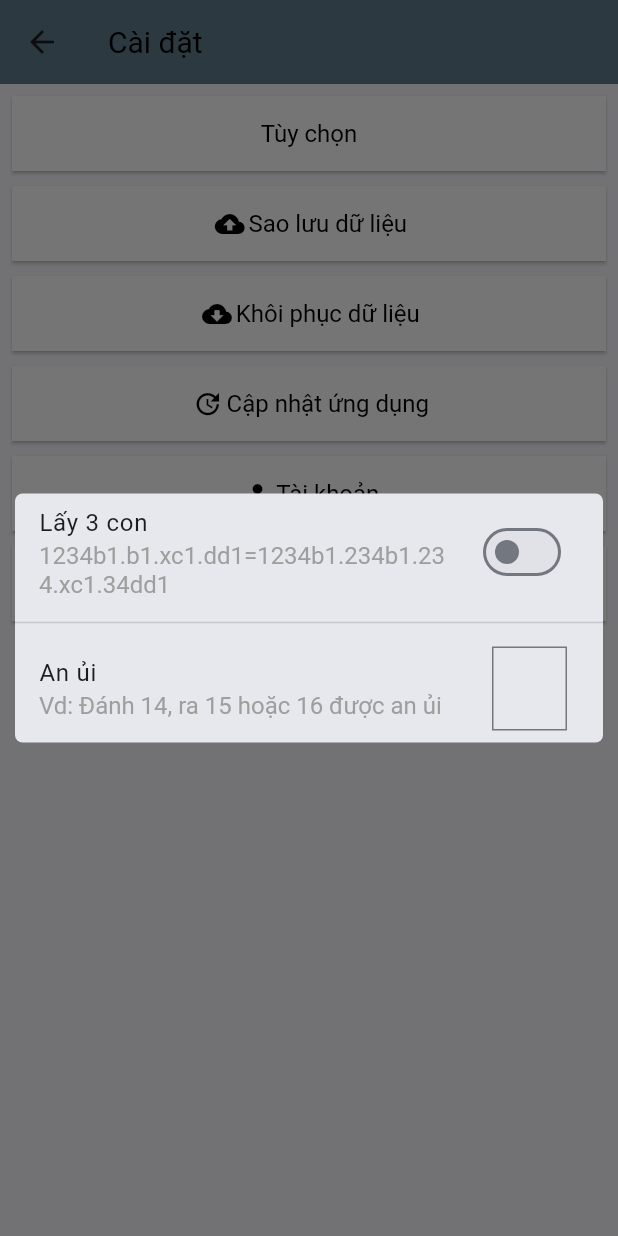
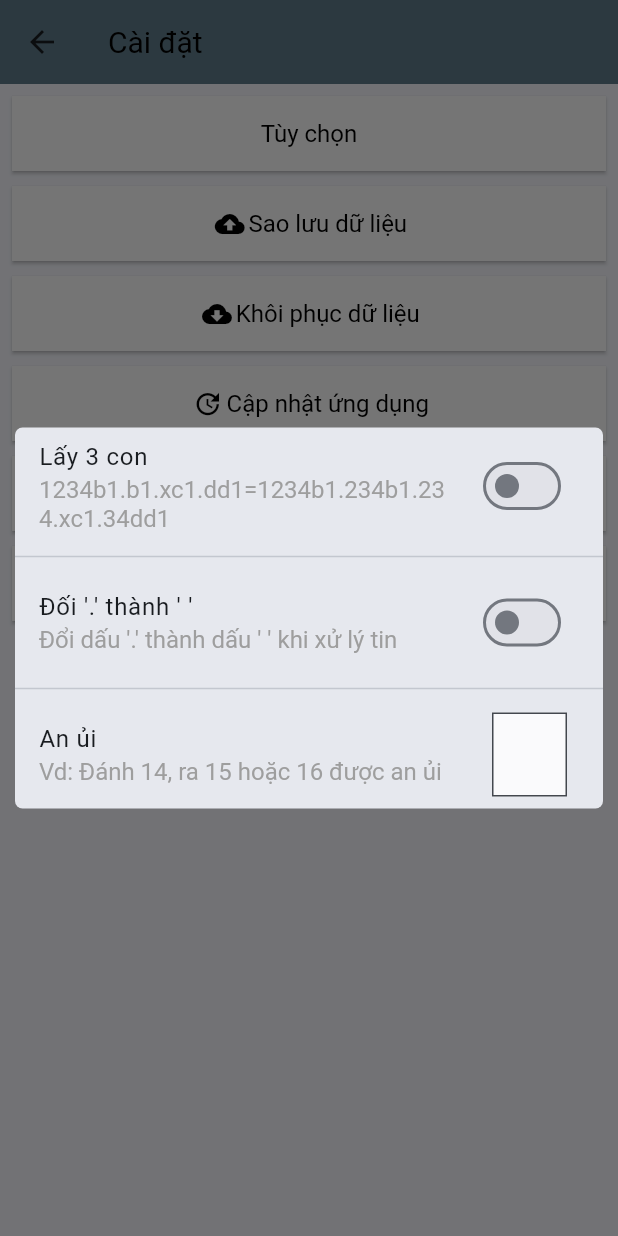
Before and after one commit to Toi1452002/app_sd, a Flutter app: the V_CaiDat screen opened by its route, after a tap on "Tùy chọn", on a phone screen of 412 x 824 dp. Run offline on Flutter 3.47's test engine with Material 3 defaults, Android fonts, the phone set to English and light mode, and no system bars; our stand-ins replace device_info_plus, flutter_easyloading, get, get_storage, open_filex, package_info_plus and 3 more; missing offline and left inert: flutter_sms_inbox; accounts and stored records are empty.

Commit message:
edit ios

```diff
--- a/lib/controllers/ctl_caidat.dart
+++ b/lib/controllers/ctl_caidat.dart
@@ -5,6 +5,7 @@ import 'package:flutter/cupertino.dart';
 import 'package:flutter/foundation.dart';
 import 'package:flutter_easyloading/flutter_easyloading.dart';
 import 'package:get/get.dart';
+import 'package:get_storage/get_storage.dart';
 import 'package:permission_handler/permission_handler.dart';
 import 'package:sd_pmn/config/server.dart';
 import 'package:sd_pmn/controllers/ctl_khach.dart';
@@ -24,7 +25,14 @@ class Ctl_CaiDat extends GetxController {
   bool get kXc => _kXc.value;
 
   set kXc(bool b) => _kXc.value = b;
-  final txt_Anui = TextEditingController();
+  final txtAnui = TextEditingController();
+
+  final RxBool _bdoiDauCach = false.obs;
+  bool get bDoiDauCach => _bdoiDauCach.value;
+  set bDoiDauCach(bool value){
+    _bdoiDauCach.value = value;
+    GetStorage().write('bDoiDauCach', value);
+  }
 
   Ctl_CaiDat get to => Get.find();
 
@@ -40,8 +48,9 @@ class Ctl_CaiDat extends GetxController {
         tbName: 'T00_TuyChon', condition: "Ma in  ('kxc','au')");
     for (var x in data) {
       if (x['Ma'] == 'kxc') _kXc.value = x['GiaTri'].toString().toBool;
-      if (x['Ma'] == 'au') txt_Anui.text = x['GiaTri'].toString();
+      if (x['Ma'] == 'au') txtAnui.text = x['GiaTri'].toString();
     }
+    _bdoiDauCach.value =GetStorage().read('bDoiDauCach') ?? false;
   }
 
   onUpdateTuyChon(String Ma, var value) async {
--- a/lib/controllers/ctl_xuly.dart
+++ b/lib/controllers/ctl_xuly.dart
@@ -5,6 +5,7 @@ import 'dart:io';
 import 'package:flutter_easyloading/flutter_easyloading.dart';
 import 'package:flutter_sms_inbox/flutter_sms_inbox.dart';
 import 'package:get/get.dart';
+import 'package:get_storage/get_storage.dart';
 import 'package:intl/intl.dart';
 import 'package:sd_pmn/config/server.dart';
 import 'package:sd_pmn/controllers/clt_kqxs.dart';
@@ -85,9 +86,7 @@ class Ctl_Xuly extends GetxController{
   onKiemLoi() async{
     if(_tinController.value.text.isEmpty) { EasyLoading.showInfo("Chưa có tin!"); return; }
     EasyLoading.show(status: 'Đang xử lý',dismissOnTap: false,maskType: EasyLoadingMaskType.black);
-    String tin = _tinController.value.text;
-    tin = await hamXL(tin, _ngaylam.value, _mien.value[0]);
-    tin = await hamXL(tin, _ngaylam.value, _mien.value[0]);
+
     try {
       /** Xử lý tin **/
       String tin = _tinController.value.text;
@@ -121,7 +120,8 @@ class Ctl_Xuly extends GetxController{
       /** Update tinXL **/
       await db.updateCell(tbName: 'TXL_TinNhanCT',field: 'TinXL',condition: "TinNhanID = ${_matin.value}",value: tin);
       EasyLoading.dismiss();
-      _tinController.value.text = tin;
+      print(GetStorage().read('bDoiDauCach'));
+      _tinController.value.text = GetStorage().read('bDoiDauCach')??false ? tin.replaceAll('.', ' ') : tin;
     }catch(e){
       EasyLoading.showInfo(e.toString());
     }
@@ -146,7 +146,7 @@ class Ctl_Xuly extends GetxController{
       _mien.value = replaceMien(data[0]['Mien']);
       _maKhach.value = data[0]['MaKhach'];
       _matin.value = data[0]['ID'];
-      _tinController.value.text = data[0]['TinXL']?? "" ;
+      _tinController.value.text = GetStorage().read('bDoiDauCach')??false ? data[0]['TinXL'] ?? "" .replaceAll('.', ' ') : data[0]['TinXL'] ??'' ;
       _bDaTinh.value =data[0]['DaTinh'] == null ? false : data[0]['DaTinh'].toString().toBool;
       _enableText.value = true;
 
@@ -241,7 +241,7 @@ class Ctl_Xuly extends GetxController{
       _matin.value = ID;
       _mien.value = replaceMien(mien);
       _ngaylam.value = ngay;
-      _tinController.value.text = tin;
+      _tinController.value.text = GetStorage().read('bDoiDauCach')??false ? tin.replaceAll('.', ' ') : tin;
       /** Load tiền phiếu **/
       List<Map<String, dynamic>> tienphieu = await db.loadData(tbName: 'VXL_TongTienPhieu',condition: "ID = ${_matin.value}");
       if(tienphieu.isNotEmpty){
@@ -288,7 +288,8 @@ class Ctl_Xuly extends GetxController{
       tinhtoan.giaKhach = gk.map((e) => GiaKhachModel.fromMap(e)).toList();
       tinhtoan.TinCTID = TinCTID;
       tinhtoan.MaTin = _matin.value;
-      String tinChuyen = await tinhtoan.chuyenTin(_tinController.value.text);
+      String tin = GetStorage().read('bDoiDauCach')??false ? _tinController.value.text.replaceAll(' ', '.') : _tinController.value.text;
+      String tinChuyen = await tinhtoan.chuyenTin(tin);
       // tinhtoan.phantich_ChuoiTin(tinChuyen);
       // List<String> tin = await chuyenTin(_matin.value, _tinController.value.text);
       // print(tinChuyen);
--- a/lib/main.dart
+++ b/lib/main.dart
@@ -4,6 +4,7 @@ import 'dart:io';
 import 'package:flutter/material.dart';
 import 'package:flutter_easyloading/flutter_easyloading.dart';
 import 'package:get/get.dart';
+import 'package:get_storage/get_storage.dart';
 import 'package:package_info_plus/package_info_plus.dart';
 import 'package:flutter_localizations/flutter_localizations.dart';
 import 'package:sd_pmn/controllers/ctl_user.dart';
@@ -34,6 +35,8 @@ void main() async {
 
   configLoading(); //Cấu hình loading
 
+
+  await GetStorage.init();
 
   runApp(const MyApp());
 }
--- a/lib/views/caidat/v_caidat.dart
+++ b/lib/views/caidat/v_caidat.dart
@@ -1,3 +1,5 @@
+import 'dart:io';
+
 import 'package:flutter/material.dart';
 import 'package:flutter/services.dart';
 import 'package:get/get.dart';
@@ -45,14 +47,25 @@ class V_CaiDat extends StatelessWidget {
                       ),
                       const Divider(),
                       ListTile(
+                        title: const Text("Đối '.' thành ' '"),
+                        subtitle: const Text("Đổi dấu '.' thành dấu ' ' khi xử lý tin"),
+                        trailing: Obx(() => Switch(
+                            value: controller.bDoiDauCach,
+                            onChanged: (value) {
+                              controller.bDoiDauCach = value;
+                            })),
+                      ),
+                      const Divider(),
+                      ListTile(
                         title: const Text("An ủi"),
                         subtitle: const Text(
                             'Vd: Đánh 14, ra 15 hoặc 16 được an ủi'),
                         trailing: SizedBox(
                           width: 50,
                           child: Wgt_TextField(
-                            controller: controller.txt_Anui,
+                            controller: controller.txtAnui,
                             textInputType: TextInputType.number,
+                            fillColor: Colors.white.withOpacity(.8),
                             onChanged: (value) {
                               if(value=='') value= '0';
                               controller.onUpdateTuyChon('au', value );
@@ -113,7 +126,7 @@ class V_CaiDat extends StatelessWidget {
             const SizedBox(
               height: 10,
             ),
-            Wgt_button(
+            Platform.isAndroid ? Wgt_button(
               onPressed: () {
                 controller.onCapNhat();
               },
@@ -122,7 +135,7 @@ class V_CaiDat extends StatelessWidget {
               textColor: Colors.black,
               height: 50,
               icon: Icons.update,
-            ),
+            ) : const SizedBox(),
             const SizedBox(
               height: 10,
             ),
@@ -141,12 +154,14 @@ class V_CaiDat extends StatelessWidget {
                           mainAxisSize: MainAxisSize.min,
                             children: [
                               Wgt_TextField(
+                                fillColor: Colors.white.withOpacity(.8),
                                 controller: controller.taikhoanCTL,
                               ),
                               const SizedBox(
                                 height: 5,
                               ),
                               Wgt_TextField(
+                                fillColor: Colors.white.withOpacity(.8),
                                 labelText: 'Mật khẩu mới',
                                 obscureText: true,
                                 controller: controller.matkhaumoiCTl,
@@ -155,6 +170,7 @@ class V_CaiDat extends StatelessWidget {
                                 height: 5,
                               ),
                               Wgt_TextField(
+                                fillColor: Colors.white.withOpacity(.8),
                                 controller: controller.xn_matkhaumoiCTl,
                                 obscureText: true,
                                 labelText: 'Xác nhận mật khẩu mới',
--- a/lib/widgets/wgt_textfiled.dart
+++ b/lib/widgets/wgt_textfiled.dart
@@ -23,7 +23,6 @@ class Wgt_TextField extends StatelessWidget {
       this.suffixIcon,
       this.inputFormatters,
       // this.onSubmitted,this.onTapOutside,this.onTap,
-      this.undoController,
       this.autofocus})
       : super(key: key);
   TextEditingController? controller = TextEditingController();
@@ -44,21 +43,12 @@ class Wgt_TextField extends StatelessWidget {
   Color? fillColor;
   Widget? suffixIcon;
   void Function(String)? onChanged;
-  // void Function(String)? onSubmitted;
-  // void Function(PointerDownEvent)? onTapOutside;
-  // void Function()? onTap;
-  UndoHistoryController? undoController;
   @override
   Widget build(BuildContext context) {
     return TextField(
       enabled: enable,
-      // style: style?? TextStyle(fontSize: 11),
-      // onSubmitted: onSubmitted,
-      undoController:undoController ,
       controller: controller,
       keyboardType: textInputType,
-      // onTapOutside: onTapOutside,
-      // onTap: onTap,
       maxLines: maxLines ?? 1,
       maxLength: maxLenght,
       obscureText: obscureText ?? false,
@@ -71,9 +61,6 @@ class Wgt_TextField extends StatelessWidget {
       ],
       decoration: InputDecoration(
           counterText: '',
-          // icon: icon,
-          // hintStyle: TextStyle(fontSize: 11),
-          // labelStyle: TextStyle(fontSize: 11),
           filled: fillColor!=null ? true : false,
           fillColor: fillColor,
           prefixIcon: icon,
--- a/pubspec.yaml
+++ b/pubspec.yaml
@@ -48,6 +48,7 @@ dependencies:
   flutter_sms_inbox: ^1.0.3
   permission_handler: ^10.4.3
   open_filex: ^4.3.4
+  get_storage: ^2.1.1
 dev_dependencies:
   flutter_test:
     sdk: flutter
```
Also changed, not shown: lib/views/khach/cauhinh.dart (+4 -16 lines), lib/views/xuly/v_xuly.dart (+4 -3 lines), pubspec.lock, 1 other file.
